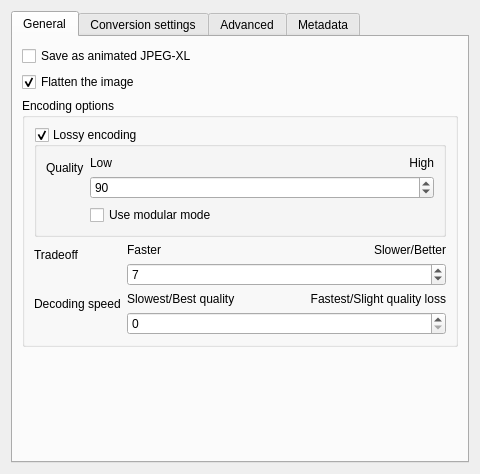
Qt form plugins/impex/jxl/kis_wdg_options_jpegxl.ui (KDE/krita) before a commit.
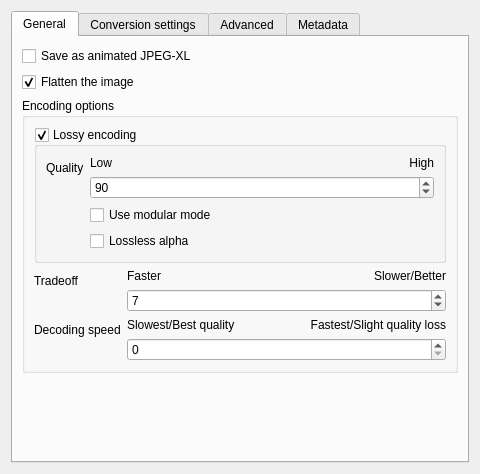
The same form after that commit. Custom widgets are drawn as their Qt base class.

Commit message:
JPEG-XL: add option to use lossless alpha
On libjxl 0.10.0+, alpha will always lossless by default. While below that,
alpha will always follow FrameDistance setting. This option will give user
option whether to stay with lossy alpha or use lossless alpha.

The edit to the form file:
```diff
--- a/plugins/impex/jxl/kis_wdg_options_jpegxl.ui
+++ b/plugins/impex/jxl/kis_wdg_options_jpegxl.ui
@@ -122,6 +122,16 @@
                </property>
               </widget>
              </item>
+             <item row="2" column="1">
+              <widget class="QCheckBox" name="losslessAlpha">
+               <property name="toolTip">
+                <string>&lt;html&gt;&lt;head/&gt;&lt;body&gt;&lt;p&gt;If enabled, this will set alpha channel (transparency) to lossless. Useful to reduce transparency artifact on lossy export.&lt;/p&gt;&lt;/body&gt;&lt;/html&gt;</string>
+               </property>
+               <property name="text">
+                <string>Lossless alpha</string>
+               </property>
+              </widget>
+             </item>
             </layout>
            </widget>
           </item>
```
The commit also changes 2 other files.
